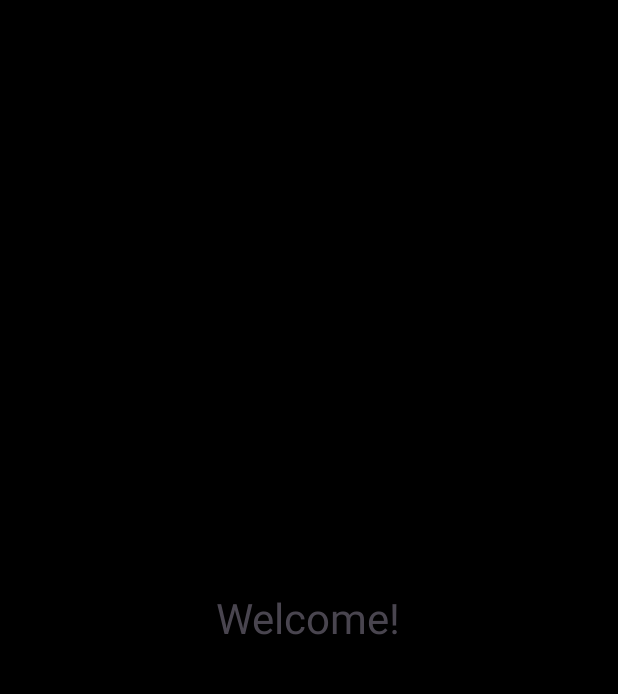
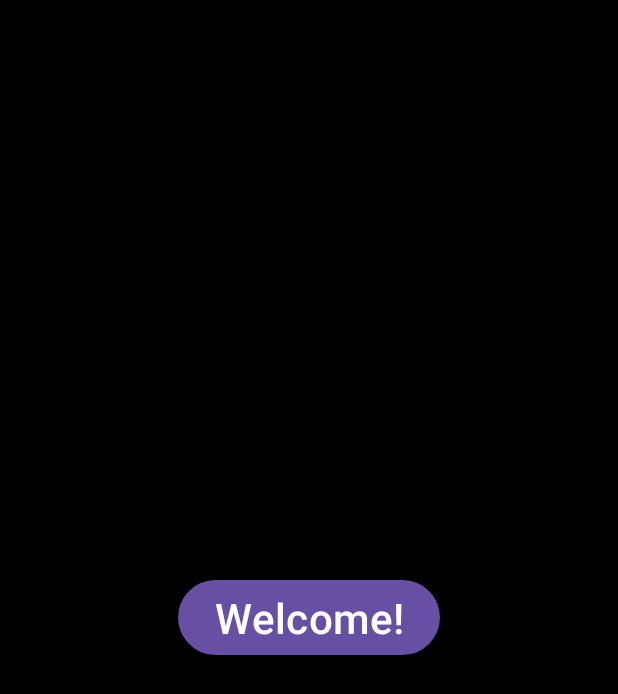
Before and after one commit to DesCritas/DND6CharactersApp, an Android app: the HomeFragment screen opened through its navigation route, on a phone screen of 412 x 824 dp. Shown: the top 694 px of the screen. Run offline under Robolectric (Android 15) with nearby library versions, the phone set to English and light mode, and no system bars; our stand-ins replace Dagger/Hilt's generated code, Firebase (no records; nobody signed in at launch, a user with empty details on screens opened directly).

Commit message:
navigation from authorization to character fragments realized. todo: project structure optimization

```diff
--- a/app/src/main/AndroidManifest.xml
+++ b/app/src/main/AndroidManifest.xml
@@ -6,6 +6,7 @@
     <uses-permission android:name="android.permission.ACCESS_NETWORK_STATE" />
 
     <application
+        android:name=".App"
         android:allowBackup="true"
         android:dataExtractionRules="@xml/data_extraction_rules"
         android:fullBackupContent="@xml/backup_rules"
@@ -18,7 +19,7 @@
         <activity
             android:name=".core.ui.MainActivity"
             android:exported="true">
-            <nav-graph android:value="@navigation/nav_new" />
+
             <intent-filter>
                 <action android:name="android.intent.action.MAIN" />
 
--- a/app/src/main/java/com/descritas/dnd6charactersapp/data/AuthRepositoryImpl.kt
+++ b/app/src/main/java/com/descritas/dnd6charactersapp/data/AuthRepositoryImpl.kt
@@ -5,6 +5,7 @@ import com.descritas.dnd6charactersapp.domain.User
 import com.google.firebase.auth.FirebaseAuth
 import kotlinx.coroutines.tasks.await
 import javax.inject.Inject
+import java.lang.Exception
 
 class AuthRepositoryImpl @Inject constructor(private val auth: FirebaseAuth) : AuthRepository {
 
--- a/app/src/main/java/com/descritas/dnd6charactersapp/features/authorization/AuthorizationFragment.kt
+++ b/app/src/main/java/com/descritas/dnd6charactersapp/features/authorization/AuthorizationFragment.kt
@@ -1,25 +1,64 @@
 package com.descritas.dnd6charactersapp.features.authorization
 
 import android.os.Bundle
-import androidx.fragment.app.Fragment
 import android.view.LayoutInflater
 import android.view.View
 import android.view.ViewGroup
+import android.widget.Toast
+import androidx.fragment.app.viewModels
+import androidx.navigation.fragment.findNavController
 import com.descritas.dnd6charactersapp.R
+import com.descritas.dnd6charactersapp.core.ui.BaseFragment
+import com.descritas.dnd6charactersapp.data.AuthResult
+import com.descritas.dnd6charactersapp.databinding.FragmentAuthorizationBinding
+import dagger.hilt.android.AndroidEntryPoint
 
 
-class AuthorizationFragment : Fragment() {
+@AndroidEntryPoint
+class AuthorizationFragment : BaseFragment<FragmentAuthorizationBinding>() {
+    override val bindingInflater: (LayoutInflater, ViewGroup?) -> FragmentAuthorizationBinding =
+        { inflater, container ->
+            FragmentAuthorizationBinding.inflate(inflater, container, false)
+        }
 
+    private val viewModel: AuthorizationViewModel by viewModels()
 
-    override fun onCreate(savedInstanceState: Bundle?) {
-        super.onCreate(savedInstanceState)
+    override fun onViewCreated(view: View, savedInstanceState: Bundle?) {
+        super.onViewCreated(view, savedInstanceState)
+
+        val inputList = listOf(
+            binding.authMail,
+            binding.authPassword
+        )
+
+        viewModel.authState.observe(viewLifecycleOwner) {
+            when (it) {
+                AuthResult.Loading -> binding.progressBar.visibility = View.VISIBLE
+                is AuthResult.Error -> {
+                    binding.progressBar.visibility = View.GONE
+                    Toast.makeText(requireContext(), it.e.message.toString(), Toast.LENGTH_LONG)
+                        .show()
+                }
+
+                is AuthResult.Success -> {
+                    findNavController().navigate(R.id.action_authorizationFragment_to_homeFragment)
+                }
+            }
+        }
+
+        binding.signIn.setOnClickListener {
+            val allValidation = inputList.map { it.isValid() }
+
+            if (allValidation.all { it }) {
+                viewModel.sendCredentials(
+                    email = binding.authMail.text(),
+                    password = binding.authPassword.text()
+                )
+            }
+        }
+        binding.navigateToSignUp.setOnClickListener {
+            findNavController().navigate(R.id.action_authorizationFragment_to_registrationFragment)
+        }
+
     }
-
-    override fun onCreateView(
-        inflater: LayoutInflater, container: ViewGroup?,
-        savedInstanceState: Bundle?
-    ): View? {
-        return inflater.inflate(R.layout.fragment_authorization, container, false)
-    }
-
 }
--- a/app/src/main/java/com/descritas/dnd6charactersapp/features/home/HomeFragment.kt
+++ b/app/src/main/java/com/descritas/dnd6charactersapp/features/home/HomeFragment.kt
@@ -5,21 +5,23 @@ import androidx.fragment.app.Fragment
 import android.view.LayoutInflater
 import android.view.View
 import android.view.ViewGroup
+import androidx.navigation.fragment.findNavController
 import com.descritas.dnd6charactersapp.R
+import com.descritas.dnd6charactersapp.databinding.FragmentHomeBinding
 
 class HomeFragment : Fragment() {
-
-
-    override fun onCreate(savedInstanceState: Bundle?) {
-        super.onCreate(savedInstanceState)
-    }
 
     override fun onCreateView(
         inflater: LayoutInflater, container: ViewGroup?,
         savedInstanceState: Bundle?
     ): View? {
-        return inflater.inflate(R.layout.fragment_home, container, false)
+        val binding = FragmentHomeBinding.inflate(inflater, container, false)
+        binding.textHome.setOnClickListener {
+            findNavController().navigate(R.id.action_homeFragment_to_pageFragment)
+        }
+
+        return binding.root
+        //return inflater.inflate(R.layout.fragment_home, container, false)
     }
 
-
 }
--- a/app/src/main/res/layout/fragment_home.xml
+++ b/app/src/main/res/layout/fragment_home.xml
@@ -3,12 +3,23 @@
     android:layout_width="match_parent"
     android:layout_height="match_parent">
 
-    <TextView
+    <FrameLayout
+        android:id="@+id/container"
+
+        android:layout_width="match_parent"
+        android:layout_height="match_parent">
+
+
+
+        <Button
             android:id="@+id/text_home"
+            android:clickable="true"
             android:layout_width="wrap_content"
             android:layout_height="wrap_content"
             android:layout_gravity="center"
             android:text="@string/home_text"
             android:textSize="28sp" />
+    </FrameLayout>
+
 
 </FrameLayout>
--- a/app/src/main/res/navigation/nav_new.xml
+++ b/app/src/main/res/navigation/nav_new.xml
@@ -33,6 +33,14 @@
     <fragment
         android:id="@+id/homeFragment"
         android:name="com.descritas.dnd6charactersapp.features.home.HomeFragment"
-        android:label="HomeFragment" />
+        android:label="HomeFragment" >
+        <action
+            android:id="@+id/action_homeFragment_to_pageFragment"
+            app:destination="@id/pageFragment" />
+    </fragment>
+    <fragment
+        android:id="@+id/pageFragment"
+        android:name="com.descritas.dnd6charactersapp.core.PageFragment"
+        android:label="PageFragment" />
 
 </navigation>
```
Also changed, not shown: app/src/main/java/com/descritas/dnd6charactersapp/repository/CharacterRepository.kt (deleted, +0 -7 lines), app/src/main/java/com/descritas/dnd6charactersapp/repository/CharacterRepositoryImpl.kt (deleted, +0 -9 lines), app/src/main/java/com/descritas/dnd6charactersapp/viewModel/CharacterViewModel.kt (deleted, +0 -11 lines). Lines whose indentation alone changed are shown as unchanged.
